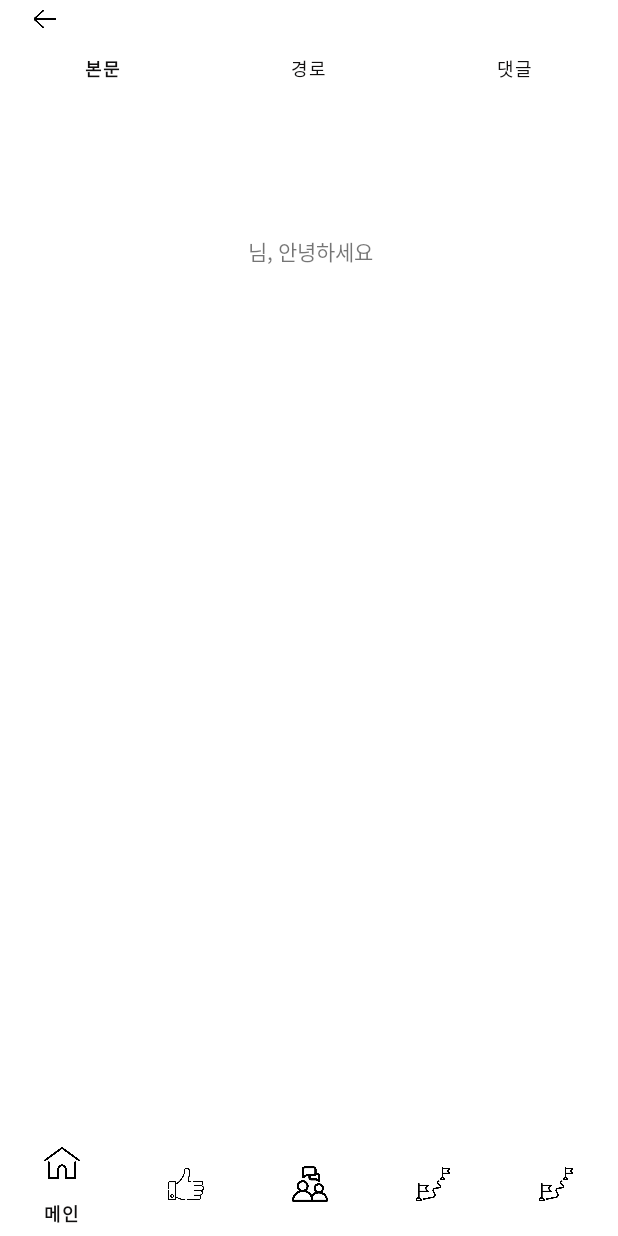
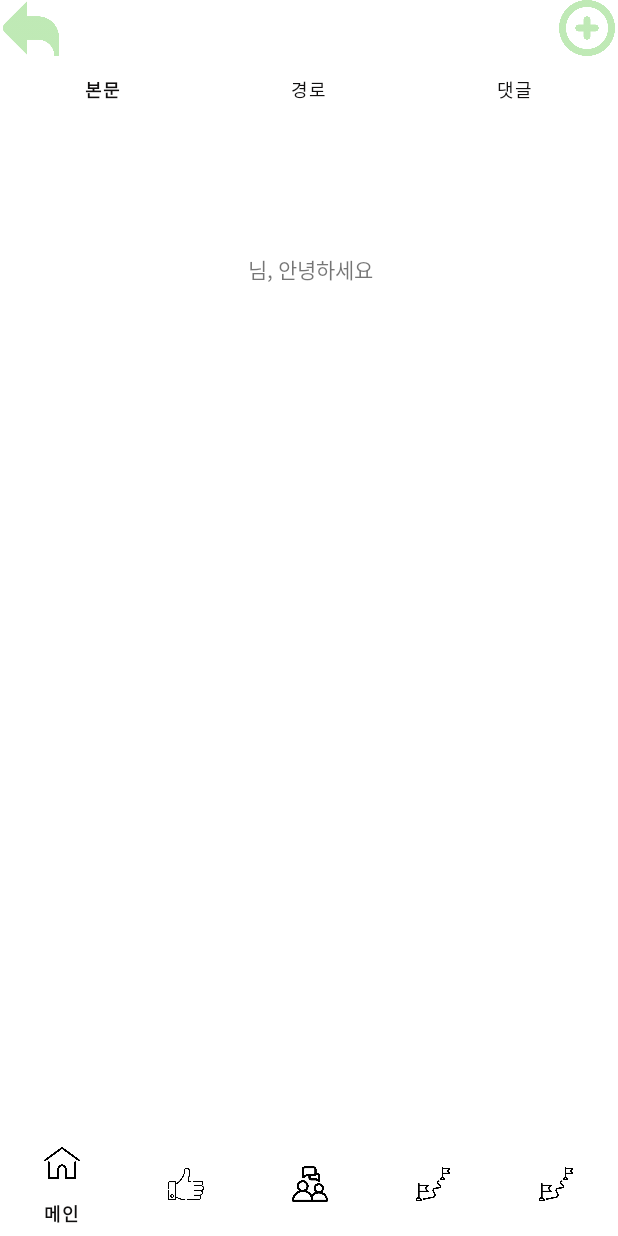
Before and after one commit to gkdnfka/Travel_Together, an Android app: the fragment CommunityPostDetail placed in its activity, on a phone screen of 412 x 824 dp. Run offline under Robolectric (Android 15) with nearby library versions, the phone set to English and light mode, and no system bars; 3 statements that could not run were skipped.

```diff
--- /dev/null
+++ b/android/Capstone_Design/app/src/main/java/com/example/capstone_design/Interfaceset/BringPost.kt
@@ -0,0 +1,13 @@
+package com.example.capstone_design.Interfaceset
+
+import com.example.capstone_design.Dataset.BringPostInfo
+import com.example.capstone_design.Dataset.PlaceInfo
+import com.example.capstone_design.Dataset.PostInfo
+import retrofit2.Call
+import retrofit2.http.GET
+import retrofit2.http.Path
+
+interface BringPost {
+    @GET("func={func}/type={type}/postname={postname}/usercode={usercode}/coursedata={coursedata}")
+    fun bringPost(@Path("func") func : String, @Path("type") type : String,@Path("postname") postname: String,@Path("usercode") usercode: String,@Path("coursedata") coursedata : String ): Call<ArrayList<BringPostInfo>>
+}
--- /dev/null
+++ b/android/Capstone_Design/app/src/main/java/com/example/capstone_design/Interfaceset/SetSelectedBringPost.kt
@@ -0,0 +1,8 @@
+package com.example.capstone_design.Interfaceset
+
+import com.example.capstone_design.Dataset.BringPostInfo
+import com.example.capstone_design.Dataset.PostInfo
+
+interface SetSelectedBringPost {
+    fun  SetSelectedBringPost(element : BringPostInfo)
+}
--- a/android/Capstone_Design/app/src/main/java/com/example/capstone_design/Util/PublicRetrofit.kt
+++ b/android/Capstone_Design/app/src/main/java/com/example/capstone_design/Util/PublicRetrofit.kt
@@ -16,7 +16,7 @@ import retrofit2.converter.gson.GsonConverterFactory
 // 이미지 불러오는 객체(싱글톤 방식) 선언
 object PublicRetrofit {
     var retrofit   = Retrofit.Builder()
-        .baseUrl("http://192.168.219.105:8080/")
+        .baseUrl("http://192.168.219.101:8080/")
         .addConverterFactory(GsonConverterFactory.create())
         .build()
 }
--- a/android/Capstone_Design/app/src/main/res/layout/post_detail_fragment.xml
+++ b/android/Capstone_Design/app/src/main/res/layout/post_detail_fragment.xml
@@ -6,43 +6,57 @@
     android:layout_width="match_parent"
     android:layout_height="match_parent"
     android:orientation="vertical"
+    android:weightSum="20"
     >
+    <LinearLayout
+        android:layout_width="match_parent"
+        android:layout_height="0dp"
+        android:orientation="horizontal"
+        android:weightSum="10"
+        android:layout_weight="1">
+        <ImageView
+            android:id="@+id/post_detail_exit"
+            android:layout_width="0dp"
+            android:layout_height="match_parent"
+            android:layout_weight="1"
+            android:scaleType="centerInside"
+            android:background="@drawable/button_pressed"
+            android:src="@drawable/undo_button"
+            />
+        <View
+            android:layout_width="0dp"
+            android:layout_height="match_parent"
+            android:layout_weight="8"/>
+        <ImageView
+            android:id="@+id/post_detail_content_add"
+            android:layout_width="0dp"
+            android:layout_height="match_parent"
+            android:layout_weight="1"
+            android:scaleType="centerInside"
+            android:background="@drawable/button_pressed"
+            android:src="@drawable/add_icon_new"
+            />
+    </LinearLayout>
 
-    <ImageView
-        android:id="@+id/post_detail_exit"
-        android:layout_width="20dp"
-        android:layout_height="25dp"
-        android:layout_marginLeft="20dp"
-
-        android:src="@drawable/left_arrow"
-        app:layout_constraintBottom_toBottomOf="parent"
-        app:layout_constraintEnd_toEndOf="parent"
-        app:layout_constraintHorizontal_bias="0.976"
-        app:layout_constraintStart_toStartOf="parent"
-        app:layout_constraintTop_toTopOf="parent"
-        app:layout_constraintVertical_bias="0.0" />
 
     <com.google.android.material.bottomnavigation.BottomNavigationView
         android:id="@+id/post_detail_fragment_menu"
         android:layout_width="match_parent"
-        android:layout_height="35dp"
+        android:layout_height="0dp"
         android:layout_gravity="bottom"
+        android:layout_weight="1"
         android:background="@android:color/transparent"
         app:elevation="0dp"
         app:itemIconTint="@color/black"
         app:itemTextColor="#100F0F"
-        app:layout_constraintBottom_toBottomOf="parent"
-        app:layout_constraintEnd_toEndOf="parent"
-        app:layout_constraintHorizontal_bias="0.0"
-        app:layout_constraintStart_toStartOf="parent"
-        app:layout_constraintTop_toTopOf="parent"
-        app:layout_constraintVertical_bias="0.056"
+
         app:menu="@menu/menu_post_detail" />
 
     <FrameLayout
         android:id="@+id/post_detail_FrameLayout"
         android:layout_width="match_parent"
-        android:layout_height="match_parent"
+        android:layout_height="0dp"
+        android:layout_weight="18"
         app:layout_constraintBottom_toBottomOf="parent"
         app:layout_constraintEnd_toEndOf="parent"
         app:layout_constraintHorizontal_bias="0.47"
```
Also changed, not shown: android/Capstone_Design/app/src/main/java/com/example/capstone_design/Activityset/Activity.kt (+11 -3 lines), android/Capstone_Design/app/src/main/java/com/example/capstone_design/Adapterset/PostBringAdapter.kt (added, +39 -0 lines), android/Capstone_Design/app/src/main/java/com/example/capstone_design/Dataset/BringPostInfo.kt (added, +14 -0 lines), android/Capstone_Design/app/src/main/java/com/example/capstone_design/Fragmentset/CommunityPostDetail.kt (+47 -20 lines), android/Capstone_Design/app/src/main/java/com/example/capstone_design/Fragmentset/PostBring.kt (added, +74 -0 lines), android/Capstone_Design/app/src/main/res/layout/alertdialog_edittext.xml (added, +17 -0 lines), android/Capstone_Design/app/src/main/res/layout/post_bring.xml (added, +32 -0 lines), android/Capstone_Design/app/src/main/res/layout/post_bring_item.xml (added, +32 -0 lines), android/Capstone_Design/app/src/main/res/layout/tourist_spot_item.xml (+4 -4 lines), 1 other file.
